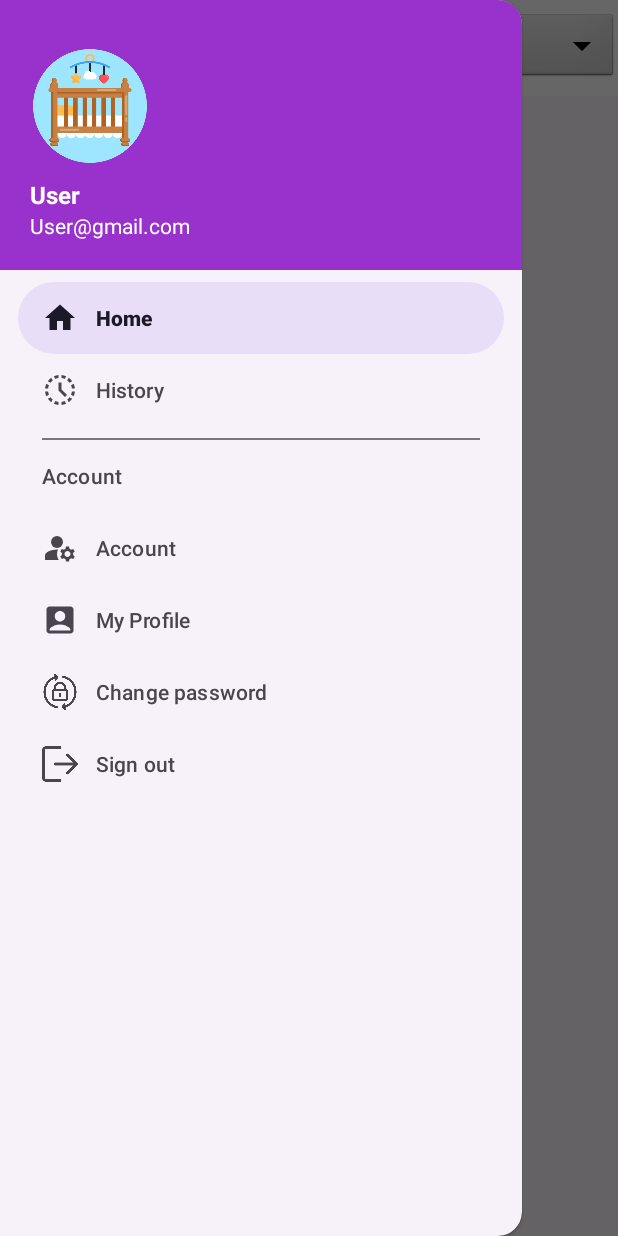
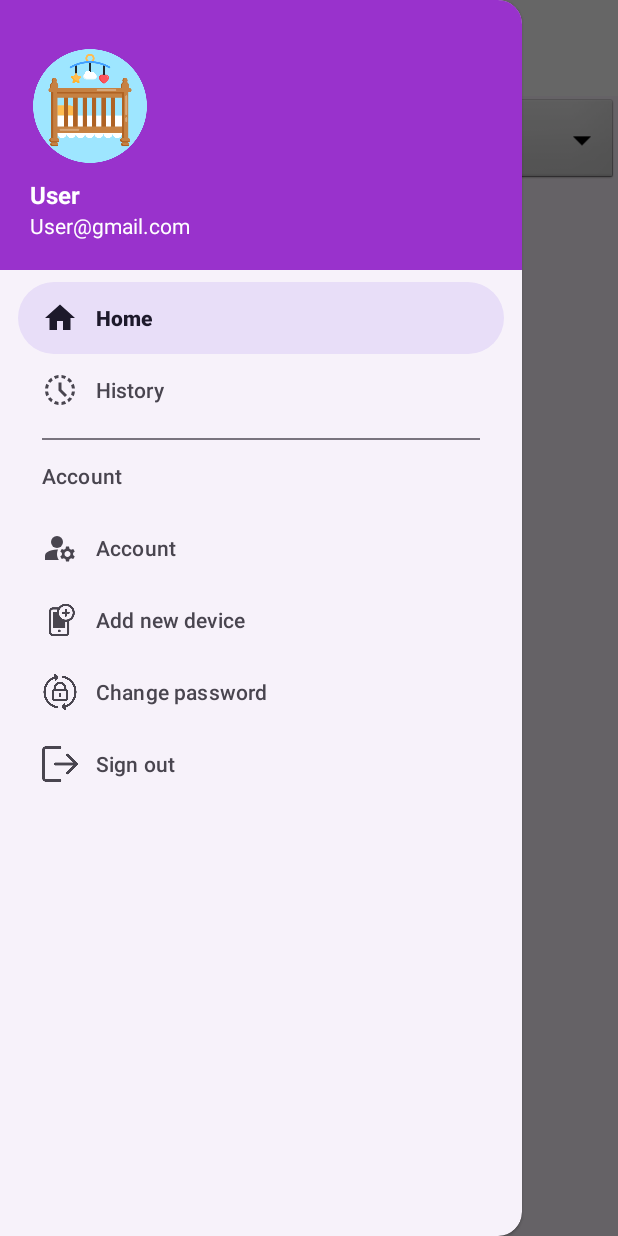
Before and after one commit to Spencer266/smart-baby-cradle, an Android app: the Home screen opened directly, with no data from a screen before it, with the side drawer open, on a phone screen of 412 x 824 dp. Run offline under Robolectric (Android 15) with nearby library versions, the phone set to English and light mode, and no system bars; our stand-ins replace CircleImageView; libraries missing offline, so code that uses them is left out: com.amplifyframework.auth, com.amplifyframework.core; 1 statement that could not run was skipped.

Commit message:
Adding device manager to connect to cradle

```diff
--- a/app/src/main/java/com/example/notification/ForgotPasswordActivity.java
+++ b/app/src/main/java/com/example/notification/ForgotPasswordActivity.java
@@ -35,7 +35,7 @@ public class ForgotPasswordActivity extends AppCompatActivity {
     private void initUI() {
         Log.i("ForgotPasswordActivity", "Calling InitUI");
 
-        editEmail = findViewById(R.id.ForgotPassword_editEmail);
+        editEmail   = findViewById(R.id.ForgotPassword_editEmail);
         resetButton = findViewById(R.id.ForgotPassword_resetButton);
     }
 }
--- a/app/src/main/java/com/example/notification/MainActivity.java
+++ b/app/src/main/java/com/example/notification/MainActivity.java
@@ -17,13 +17,14 @@ import android.view.MenuItem;
 import android.widget.ImageView;
 import android.widget.TextView;
 
+import com.amplifyframework.auth.AuthUserAttributeKey;
 import com.amplifyframework.auth.cognito.AWSCognitoAuthSession;
 import com.amplifyframework.auth.cognito.result.AWSCognitoAuthSignOutResult;
 import com.amplifyframework.auth.cognito.result.GlobalSignOutError;
 import com.amplifyframework.auth.cognito.result.HostedUIError;
 import com.amplifyframework.auth.cognito.result.RevokeTokenError;
 import com.amplifyframework.core.Amplify;
-import com.example.notification.fragment.Account;
+import com.example.notification.fragment.DeviceManager;
 import com.example.notification.fragment.PasswordManager;
 import com.example.notification.fragment.History;
 import com.example.notification.fragment.Home;
@@ -34,7 +35,7 @@ public class MainActivity extends AppCompatActivity implements NavigationView.On
     private NavigationView navigationView;
     private static final int FRAGMENT_HOME = 0;
     private static final int FRAGMENT_HISTORY = 1;
-    private static final int FRAGMENT_ACCOUNT = 2;
+    private static final int FRAGMENT_ADDING_DEVICE = 2;
     private static final int FRAGMENT_CHANGE_PASSWORD = 3;
     private int currentFragment = FRAGMENT_HOME;
 
@@ -51,7 +52,7 @@ public class MainActivity extends AppCompatActivity implements NavigationView.On
         setupToolbar();
 
         replaceFragment(new Home());
-        navigationView.getMenu().findItem(R.id.nav_home).setChecked(true);
+        navigationView.getMenu().findItem(R.id.MainActivity_nav_home).setChecked(true);
         showUserInformation();
     }
 
@@ -60,31 +61,31 @@ public class MainActivity extends AppCompatActivity implements NavigationView.On
         Log.i("MainActivity", "Calling onNavigationItemSelected");
         int id = item.getItemId();
         Log.i("MainActivity", "Choosing item: " + id);
-        if (id == R.id.nav_home) {
+        if (id == R.id.MainActivity_nav_home) {
             if (currentFragment != FRAGMENT_HOME) {
                 replaceFragment(new Home());
                 currentFragment = FRAGMENT_HOME;
             }
         }
-        else if (id == R.id.nav_history) {
+        else if (id == R.id.MainActivity_nav_adding_device) {
+            if (currentFragment != FRAGMENT_ADDING_DEVICE) {
+                replaceFragment(new DeviceManager());
+                currentFragment = FRAGMENT_ADDING_DEVICE;
+            }
+        }
+        else if (id == R.id.MainActivity_nav_history) {
             if (currentFragment != FRAGMENT_HISTORY) {
                 replaceFragment(new History());
                 currentFragment = FRAGMENT_HISTORY;
             }
         }
-        else if(id == R.id.nav_account){
-            if (currentFragment != FRAGMENT_ACCOUNT) {
-                replaceFragment(new Account());
-                currentFragment = FRAGMENT_ACCOUNT;
-            }
-        }
-        else if(id == R.id.nav_change_password){
+        else if(id == R.id.MainActivity_nav_change_password){
             if (currentFragment != FRAGMENT_CHANGE_PASSWORD) {
                 replaceFragment(new PasswordManager());
                 currentFragment = FRAGMENT_CHANGE_PASSWORD;
             }
         }
-        else if(id == R.id.nav_signOut){
+        else if(id == R.id.MainActivity_nav_signOut){
             signOut();
 
             Intent intent = new Intent(this, SignInActivity.class);
@@ -111,7 +112,7 @@ public class MainActivity extends AppCompatActivity implements NavigationView.On
         Log.i("MainActivity", "Calling replaceFragment");
 
         FragmentTransaction transaction = getSupportFragmentManager().beginTransaction();
-        transaction.replace(R.id.MainActivity_toolbar, fragment);
+        transaction.replace(R.id.MainActivity_contentFrame, fragment);
         transaction.commit();
     }
 
@@ -126,6 +127,22 @@ public class MainActivity extends AppCompatActivity implements NavigationView.On
                         Log.i(
                             "getUserInformation",
                             "Successfully retrieved data!"
+                        );
+
+                        Amplify.Auth.getCurrentUser(
+                                authUser -> {
+                                    Log.i("getCurrentUser", authUser.getUsername());
+                                    String currentUserEmail = authUser.getUsername(), currentUsername = "";
+                                    for (int i = 0; i < currentUserEmail.length(); i++) {
+                                        if (currentUserEmail.charAt(i) == '@') {
+                                            break;
+                                        }
+                                        currentUsername += currentUserEmail.charAt(i);
+                                    }
+                                    username.setText(currentUsername);
+                                    userEmail.setText(currentUserEmail);
+                                },
+                                error -> Log.e("getCurrentUser", "Something is not right?", error)
                         );
                         break;
                     }
@@ -201,9 +218,9 @@ public class MainActivity extends AppCompatActivity implements NavigationView.On
 
         navigationView = findViewById(R.id.MainActivity_navigationView);
         navigationView.setNavigationItemSelectedListener(this);
-        userAvatar = navigationView.getHeaderView(0).findViewById(R.id.MainActivity_NavigationView_userAvatar);
-        username = navigationView.getHeaderView(0).findViewById(R.id.MainActivity_NavigationView_username);
-        userEmail = navigationView.getHeaderView(0).findViewById(R.id.MainActivity_NavigationView_userEmail);
-        drawerLayout = findViewById(R.id.drawer_layout);
+        userAvatar     = navigationView.getHeaderView(0).findViewById(R.id.MainActivity_NavigationView_userAvatar);
+        username       = navigationView.getHeaderView(0).findViewById(R.id.MainActivity_NavigationView_username);
+        userEmail      = navigationView.getHeaderView(0).findViewById(R.id.MainActivity_NavigationView_userEmail);
+        drawerLayout   = findViewById(R.id.MainActivity_drawer_layout);
     }
 }
--- a/app/src/main/java/com/example/notification/SplashActivity.java
+++ b/app/src/main/java/com/example/notification/SplashActivity.java
@@ -70,8 +70,6 @@ public class SplashActivity extends AppCompatActivity {
                 finish();
             }
         );
-
-        Log.i("SplashActivity", "Complete NextActivity");
     }
 
     private void addPlugin() {
--- a/app/src/main/java/com/example/notification/VerifyActivity.java
+++ b/app/src/main/java/com/example/notification/VerifyActivity.java
@@ -99,6 +99,8 @@ public class VerifyActivity extends AppCompatActivity {
     }
 
     private void initUI() {
+        Log.i("VerifyActivity", "Calling initUI");
+
         verificationMessage        = findViewById(R.id.VerifyActivity_verificationMessage);
         verificationCode           = findViewById(R.id.VerifyActivity_verificationCode);
         confirmButton              = findViewById(R.id.VerifyActivity_confirmButton);
--- a/app/src/main/java/com/example/notification/fragment/History.java
+++ b/app/src/main/java/com/example/notification/fragment/History.java
@@ -42,7 +42,7 @@ public class History extends Fragment {
         return view;
     }
 
-    void onClickPushButton() {
+    private void onClickPushButton() {
         Log.i("History", "Calling onClickPushButton");
 
         pushButton.setOnClickListener(view -> {
--- a/app/src/main/java/com/example/notification/fragment/Home.java
+++ b/app/src/main/java/com/example/notification/fragment/Home.java
@@ -26,21 +26,18 @@ public class Home extends Fragment {
         View = inflater.inflate(R.layout.fragment_home, container, false);
 
         init();
+        initUI();
 
         return View;
     }
 
     private void init() {
-        Amplify.Auth.fetchUserAttributes(
-            attributes -> {
-                Log.i("AuthFetch", "User attributes = " + attributes.toString());
-            },
-            error -> Log.e("AuthFetch", "Failed to retrieve current user data!")
-        );
+
     }
 
-    private void InitUI() {
+    private void initUI() {
         deviceChooser = View.findViewById(R.id.Home_deviceChooser);
+
     }
 
 }
--- a/app/src/main/res/layout/activity_main.xml
+++ b/app/src/main/res/layout/activity_main.xml
@@ -1,6 +1,6 @@
 <?xml version="1.0" encoding="utf-8"?>
 <androidx.drawerlayout.widget.DrawerLayout xmlns:android="http://schemas.android.com/apk/res/android"
-    android:id="@+id/drawer_layout"
+    android:id="@+id/MainActivity_drawer_layout"
     xmlns:tools="http://schemas.android.com/tools"
     android:layout_width="match_parent"
     android:layout_height="match_parent"
--- a/app/src/main/res/layout/fragment_home.xml
+++ b/app/src/main/res/layout/fragment_home.xml
@@ -27,7 +27,7 @@
         <Spinner
             android:id="@+id/Home_deviceChooser"
             android:layout_width="match_parent"
-            android:layout_height="wrap_content"
+            android:layout_height="60dp"
             android:background="@android:drawable/btn_dropdown"
             android:spinnerMode="dropdown" />
 
--- a/app/src/main/res/layout/list_item_data.xml
+++ b/app/src/main/res/layout/list_item_data.xml
@@ -9,7 +9,6 @@
     android:orientation="vertical"
     android:layout_marginBottom="10dp">
 
-    />
     <TextView
         android:id="@+id/item_temperature"
         android:layout_width="match_parent"
--- a/app/src/main/res/menu/menu_nav.xml
+++ b/app/src/main/res/menu/menu_nav.xml
@@ -2,12 +2,12 @@
 <menu xmlns:android="http://schemas.android.com/apk/res/android">
     <group android:checkableBehavior="single">
         <item
-            android:id="@+id/nav_home"
+            android:id="@+id/MainActivity_nav_home"
             android:title="@string/nav_home"
             android:icon="@drawable/ic_home" />
 
         <item
-            android:id="@+id/nav_history"
+            android:id="@+id/MainActivity_nav_history"
             android:title="@string/nav_history"
             android:icon="@drawable/ic_history" />
 
@@ -16,20 +16,19 @@
     <item android:title="@string/nav_account">
         <menu>
             <item
-                android:id="@+id/nav_account"
+                android:id="@+id/MainActivity_nav_account"
                 android:title="@string/nav_account"
                 android:icon="@drawable/ic_account_manage" />
-
             <item
-                android:id="@+id/nav_profile"
-                android:title="@string/nav_profile"
-                android:icon="@drawable/ic_profile" />
+                android:id="@+id/MainActivity_nav_adding_device"
+                android:title="Add new device"
+                android:icon="@drawable/ic_adding"/>
             <item
-                android:id="@+id/nav_change_password"
+                android:id="@+id/MainActivity_nav_change_password"
                 android:title="@string/nav_change_password"
                 android:icon="@drawable/ic_change_password" />
             <item
-                android:id="@+id/nav_signOut"
+                android:id="@+id/MainActivity_nav_signOut"
                 android:title="@string/nav_signOut"
                 android:icon="@drawable/logout" />
         </menu>
--- a/app/src/main/res/values/strings.xml
+++ b/app/src/main/res/values/strings.xml
@@ -9,4 +9,6 @@
 
     <string name="navigation_drawer_open">Open Navigation drawer</string>
     <string name="navigation_drawer_close">Close Navigation drawer</string>
+    <!-- TODO: Remove or change this placeholder text -->
+    <string name="hello_blank_fragment">Hello blank fragment</string>
 </resources>
```
Also changed, not shown: app/src/main/java/com/example/notification/SignInActivity.java (+10 -4 lines), app/src/main/java/com/example/notification/SignUp.java (+4 -4 lines), app/src/main/java/com/example/notification/fragment/DeviceManager.java (added, +55 -0 lines), app/src/main/java/com/example/notification/fragment/PasswordManager.java (+8 -4 lines), app/src/main/res/layout/activity_forgot_password.xml (+4 -3 lines), app/src/main/res/layout/fragment_device_manager.xml (added, +24 -0 lines), app/src/main/res/drawable/ic_adding.png (added).
